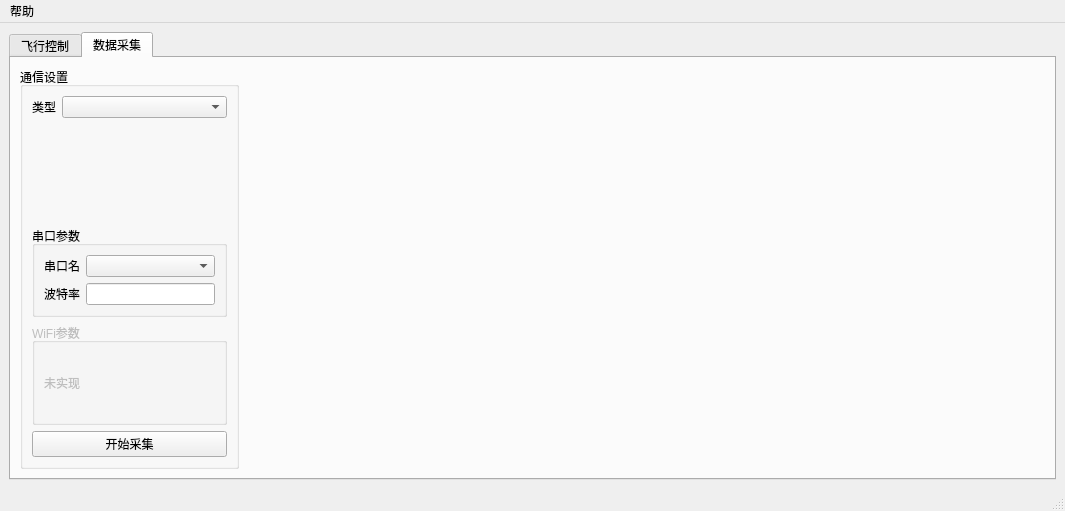
wwkkww1983/flyer, file pc/fc_window.ui: the form before one commit.
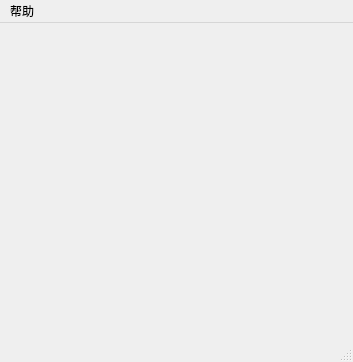
The form after the commit.

Commit message: 完善上位机程序(数据采集框架搭建)

What changed in the file:
```diff
--- a/pc/fc_window.ui
+++ b/pc/fc_window.ui
@@ -6,189 +6,22 @@
    <rect>
     <x>0</x>
     <y>0</y>
-    <width>1065</width>
-    <height>507</height>
+    <width>353</width>
+    <height>362</height>
    </rect>
   </property>
   <property name="windowTitle">
    <string>MainWindow</string>
   </property>
-  <widget class="QWidget" name="centralwidget">
-   <layout class="QHBoxLayout" name="horizontalLayout">
-    <item>
-     <widget class="QTabWidget" name="tabWidget">
-      <property name="currentIndex">
-       <number>1</number>
-      </property>
-      <widget class="QWidget" name="tabCtrl">
-       <attribute name="title">
-        <string>飞行控制</string>
-       </attribute>
-      </widget>
-      <widget class="QWidget" name="tabCapture">
-       <attribute name="title">
-        <string>数据采集</string>
-       </attribute>
-       <layout class="QHBoxLayout" name="horizontalLayout_6">
-        <item>
-         <widget class="QGroupBox" name="groupBox_3">
-          <property name="sizePolicy">
-           <sizepolicy hsizetype="Minimum" vsizetype="Minimum">
-            <horstretch>0</horstretch>
-            <verstretch>0</verstretch>
-           </sizepolicy>
-          </property>
-          <property name="title">
-           <string>通信设置</string>
-          </property>
-          <layout class="QVBoxLayout" name="verticalLayout_2">
-           <item>
-            <layout class="QHBoxLayout" name="horizontalLayout_4">
-             <item>
-              <widget class="QLabel" name="label">
-               <property name="text">
-                <string>类型</string>
-               </property>
-              </widget>
-             </item>
-             <item>
-              <widget class="QComboBox" name="typeComboBox">
-               <property name="sizePolicy">
-                <sizepolicy hsizetype="MinimumExpanding" vsizetype="Fixed">
-                 <horstretch>0</horstretch>
-                 <verstretch>0</verstretch>
-                </sizepolicy>
-               </property>
-              </widget>
-             </item>
-            </layout>
-           </item>
-           <item>
-            <spacer name="verticalSpacer_2">
-             <property name="orientation">
-              <enum>Qt::Vertical</enum>
-             </property>
-             <property name="sizeHint" stdset="0">
-              <size>
-               <width>20</width>
-               <height>40</height>
-              </size>
-             </property>
-            </spacer>
-           </item>
-           <item>
-            <widget class="QGroupBox" name="groupBox">
-             <property name="sizePolicy">
-              <sizepolicy hsizetype="Minimum" vsizetype="Preferred">
-               <horstretch>0</horstretch>
-               <verstretch>0</verstretch>
-              </sizepolicy>
-             </property>
-             <property name="title">
-              <string>串口参数</string>
-             </property>
-             <layout class="QVBoxLayout" name="verticalLayout">
-              <item>
-               <layout class="QHBoxLayout" name="horizontalLayout_2">
-                <item>
-                 <widget class="QLabel" name="label_2">
-                  <property name="text">
-                   <string>串口名</string>
-                  </property>
-                 </widget>
-                </item>
-                <item>
-                 <widget class="QComboBox" name="comboBox_2">
-                  <property name="sizePolicy">
-                   <sizepolicy hsizetype="MinimumExpanding" vsizetype="Fixed">
-                    <horstretch>0</horstretch>
-                    <verstretch>0</verstretch>
-                   </sizepolicy>
-                  </property>
-                 </widget>
-                </item>
-               </layout>
-              </item>
-              <item>
-               <layout class="QHBoxLayout" name="horizontalLayout_3">
-                <item>
-                 <widget class="QLabel" name="label_3">
-                  <property name="text">
-                   <string>波特率</string>
-                  </property>
-                 </widget>
-                </item>
-                <item>
-                 <widget class="QLineEdit" name="lineEdit"/>
-                </item>
-               </layout>
-              </item>
-             </layout>
-            </widget>
-           </item>
-           <item>
-            <widget class="QGroupBox" name="groupBox_2">
-             <property name="enabled">
-              <bool>false</bool>
-             </property>
-             <property name="sizePolicy">
-              <sizepolicy hsizetype="Minimum" vsizetype="Expanding">
-               <horstretch>0</horstretch>
-               <verstretch>0</verstretch>
-              </sizepolicy>
-             </property>
-             <property name="title">
-              <string>WiFi参数</string>
-             </property>
-             <layout class="QHBoxLayout" name="horizontalLayout_5">
-              <item>
-               <widget class="QLabel" name="label_4">
-                <property name="text">
-                 <string>未实现</string>
-                </property>
-               </widget>
-              </item>
-             </layout>
-            </widget>
-           </item>
-           <item>
-            <widget class="QPushButton" name="pushButton">
-             <property name="text">
-              <string>开始采集</string>
-             </property>
-            </widget>
-           </item>
-          </layout>
-         </widget>
-        </item>
-        <item>
-         <widget class="QWidget" name="widget" native="true">
-          <property name="sizePolicy">
-           <sizepolicy hsizetype="Expanding" vsizetype="Expanding">
-            <horstretch>0</horstretch>
-            <verstretch>0</verstretch>
-           </sizepolicy>
-          </property>
-          <property name="minimumSize">
-           <size>
-            <width>800</width>
-            <height>400</height>
-           </size>
-          </property>
-         </widget>
-        </item>
-       </layout>
-      </widget>
-     </widget>
-    </item>
-   </layout>
+  <widget class="QWidget" name="widget">
+   <layout class="QHBoxLayout" name="horizontalLayout"/>
   </widget>
   <widget class="QMenuBar" name="menubar">
    <property name="geometry">
     <rect>
      <x>0</x>
      <y>0</y>
-     <width>1065</width>
+     <width>353</width>
      <height>23</height>
     </rect>
    </property>
```
The commit also changes 7 other files.
